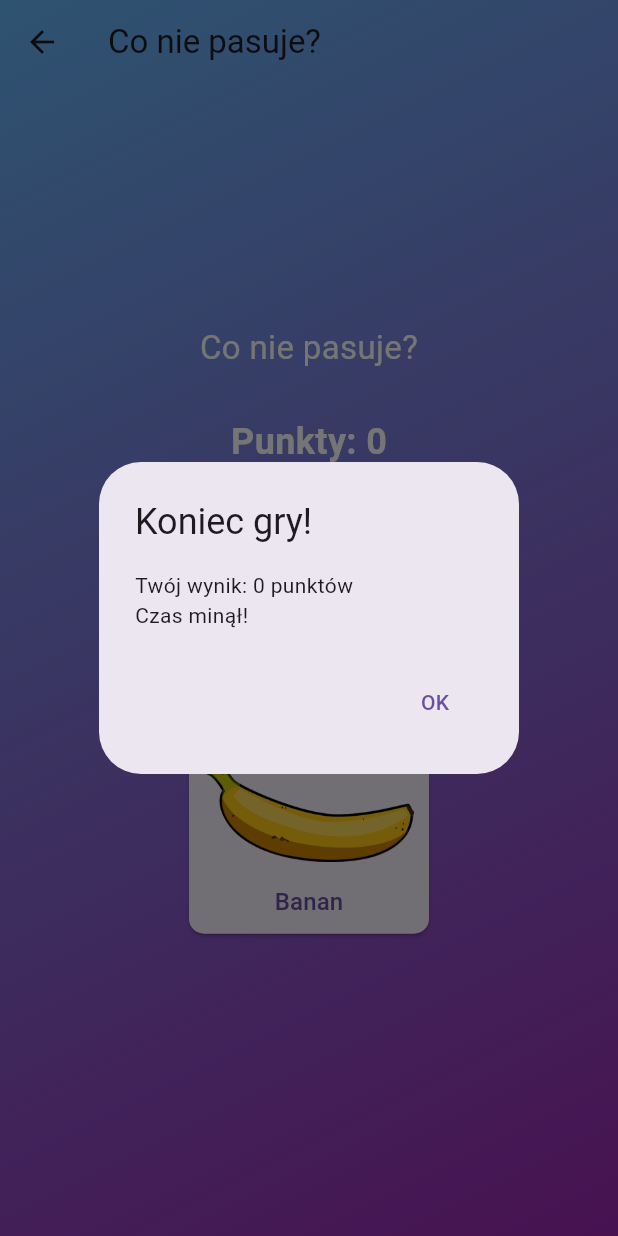
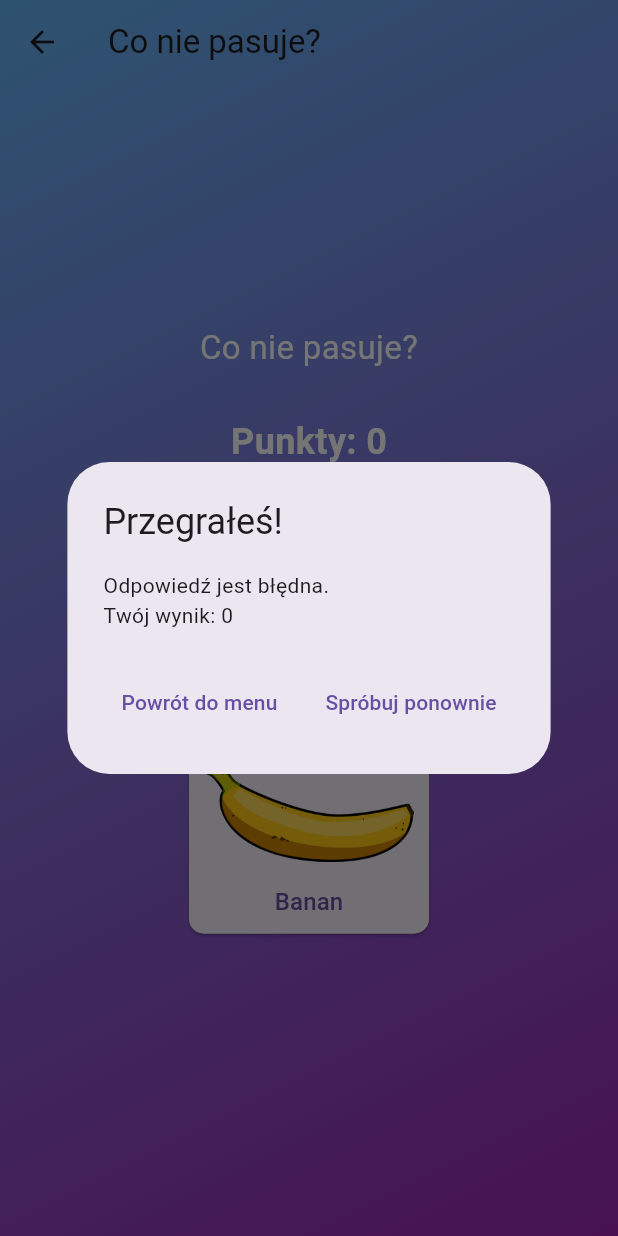
Before and after one commit to Filipkekw/zadanie-praktyki2, a Flutter app: the GamePage screen opened directly with empty values, after a tap on "Truskawka", after a tap on "Tygrys", on a phone screen of 412 x 824 dp. Run offline on Flutter 3.47's test engine with Material 3 defaults, Android fonts, the phone set to English and light mode, and no system bars; missing offline and left inert: bitsdojo_window.

Commit message:
Skrócenie czasu zmiany zadania w trybie czasowym, dodanie osobnego komunikatu przegranej gdy użytkownik źle odpowie w trybie czasowym

```diff
--- a/lib/main.dart
+++ b/lib/main.dart
@@ -567,7 +567,8 @@ class _GamePageState extends State<GamePage> {
     }
   });
 
-  Future.delayed(Duration(milliseconds: 1500), () {
+  int delay = widget.timeLimit != null ? 500 : 1500;
+  Future.delayed(Duration(milliseconds: delay), () {
     setState(() {
       showFeedback = false;
       _questionAnswered = false;
@@ -581,7 +582,7 @@ class _GamePageState extends State<GamePage> {
           _generateNewQuestion();
         }
       } else {
-        _endGame();
+        _endGameWrongAnswer();
       }
     } else {
       // Jeśli odpowiedź poprawna, generujemy nowe pytanie
@@ -589,7 +590,35 @@ class _GamePageState extends State<GamePage> {
     }
   });
 }
-
+void _endGameWrongAnswer() {
+  _saveRecord();
+  showDialog(
+    context: context,
+    barrierDismissible: false,
+    builder: (context) => AlertDialog(
+      title: Text('Przegrałeś!'),
+      content: Text('Odpowiedź jest błędna.\nTwój wynik: $_score'),
+      actions: [
+        TextButton(
+          onPressed: () {
+            Navigator.of(context).pop(); // zamknięcie dialogu
+            Navigator.of(context).pop(); // powrót do ekranu wyboru trybu
+          },
+          child: Text('Powrót do menu'),
+        ),
+        TextButton(
+          onPressed: () {
+            Navigator.of(context).pop(); // zamknięcie dialogu
+            Navigator.of(context).pushReplacement(
+              _createRoute(timeLimit: widget.timeLimit, isSurvival: false),
+            );
+          },
+          child: Text('Spróbuj ponownie'),
+        ),
+      ],
+    ),
+  );
+}
 
   @override
   void initState() {
@@ -714,7 +743,25 @@ class _GamePageState extends State<GamePage> {
                     style: TextStyle(fontSize: 24, color: Colors.white, fontWeight: FontWeight.bold),
                   ),
                   SizedBox(height: 20),
-                  AnimatedSwitcher(
+                  widget.timeLimit != null
+                    ? Wrap(
+                        alignment: WrapAlignment.center,
+                        spacing: 20,
+                        runSpacing: 10,
+                        children: List.generate(
+                          options.length,
+                          (index) {
+                            String imagePath = optionImages[options[index]] ??
+                                'assets/images/placeholder.png';
+                            return OptionButton(
+                              optionText: options[index],
+                              imageAsset: imagePath,
+                              onPressed: () => _checkAnswer(index),
+                            );
+                          },
+                        ),
+                      )
+                    : AnimatedSwitcher(
                         duration: Duration(milliseconds: 500),
                         transitionBuilder: (Widget child, Animation<double> animation) {
                           return FadeTransition(
```
Lines whose indentation alone changed are shown as unchanged.
